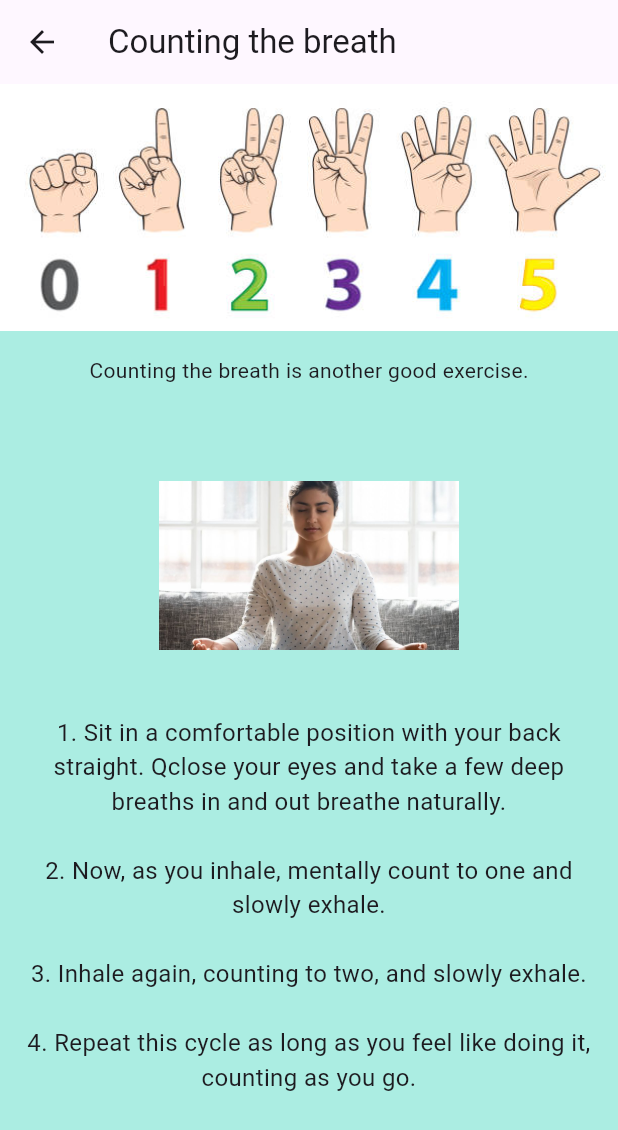
After one commit to codebreaker64/Orbital, a Flutter app: the screen it shows after launch, item 2 of the bottom bar chosen, after a tap on "3. Counting the breath", on a phone screen of 412 x 824 dp. The commit adds this screen. Shown: the top 1130 px of the screen. Run offline on Flutter 3.47's test engine with Material 3 defaults, Android fonts, the light colour scheme and no system bars; our stand-ins replace audioplayers, carousel_slider, flutter_slidable, hive, hive_flutter, supabase_flutter and 1 more; accounts and stored records are empty.

Commit message:
finish the meditation tips feature

```diff
--- /dev/null
+++ b/orbital/lib/meditation exercise/medex.dart
@@ -0,0 +1,138 @@
+import 'package:flutter/material.dart';
+import 'package:orbital/meditation%20exercise/respective%20pages/firstbreathing.dart';
+import 'package:orbital/meditation%20exercise/respective%20pages/secondbreathing.dart';
+import 'package:orbital/meditation%20exercise/respective%20pages/thirdbeathing.dart';
+import 'package:orbital/pages/dashboard.dart';
+
+class Medex extends StatelessWidget {
+  @override
+  Widget build(BuildContext context) {
+    return Scaffold(
+      appBar: AppBar(
+        title: Text("Meditation Exercises"),
+        leading: IconButton(
+          icon: Icon(Icons.arrow_back, color: Colors.black),
+          onPressed: () {
+            Navigator.push(
+              context,
+              MaterialPageRoute(builder: (context) => Dashboard()),
+            );
+          },
+        ),
+      ),
+      body: Column(
+        children: [
+          Image.asset("images/meditationCover.jpg"),
+          Expanded(
+            child: Stack(
+              children: [
+                Container(
+                  width: double.infinity,
+                  height: double.infinity,
+                  decoration: BoxDecoration(
+                    color: Colors.white,
+                    borderRadius: BorderRadius.vertical(
+                      top: Radius.circular(40.0),
+                    ),
+                  ),
+                ),
+                Positioned(
+                  top: 10.0,
+                  left: 30.0,
+                  child: Text(
+                    "Meditation Exercises",
+                    style: TextStyle(
+                      fontSize: 25.0,
+                      fontWeight: FontWeight.bold,
+                    ),
+                  ),
+                ),
+                Positioned(
+                  top: 50.0,
+                  left: 30.0,
+                  width: 100,
+                  height: 70.0,
+                  child: Image.asset(
+                    'images/breathing1.png',
+                    fit: BoxFit.cover,
+                  ),
+                ),
+                Positioned(
+                  top: 50,
+                  left: 150,
+                  child: TextButton(
+                    onPressed: () {
+                      Navigator.push(
+                        context,
+                        MaterialPageRoute(
+                            builder: (context) => BreathingHomePage()),
+                      );
+                    },
+                    child: Text(
+                      '1. The stimulating breath \n(Bellows breath) ',
+                      style: TextStyle(fontSize: 16.0, color: Colors.black),
+                    ),
+                  ),
+                ),
+                Positioned(
+                  top: 150.0,
+                  left: 30.0,
+                  width: 100,
+                  height: 70.0,
+                  child: Image.asset(
+                    'images/breathing2.jpg',
+                    fit: BoxFit.cover,
+                  ),
+                ),
+                Positioned(
+                  top: 150,
+                  left: 150,
+                  child: TextButton(
+                    onPressed: () {
+                      Navigator.push(
+                        context,
+                        MaterialPageRoute(
+                            builder: (context) => BreathingHomePage1()),
+                      );
+                    },
+                    child: Text(
+                      '2. Relaxing breathing \n(4-7-8) exercise',
+                      style: TextStyle(fontSize: 16.0, color: Colors.black),
+                    ),
+                  ),
+                ),
+                Positioned(
+                  top: 250.0,
+                  left: 30.0,
+                  width: 100,
+                  height: 70.0,
+                  child: Image.asset(
+                    'images/breathing3.jpg',
+                    fit: BoxFit.cover,
+                  ),
+                ),
+                Positioned(
+                  top: 240,
+                  left: 150,
+                  child: TextButton(
+                    onPressed: () {
+                      Navigator.push(
+                        context,
+                        MaterialPageRoute(
+                            builder: (context) => BreathingHomePage3()),
+                      );
+                    },
+                    child: Text(
+                      '3. Counting the breath',
+                      style: TextStyle(fontSize: 16.0, color: Colors.black),
+                    ),
+                  ),
+                ),
+              ],
+            ),
+          ),
+        ],
+      ),
+    );
+  }
+}
--- /dev/null
+++ b/orbital/lib/meditation exercise/respective pages/firstbreathing.dart
@@ -0,0 +1,55 @@
+import 'package:flutter/material.dart';
+
+class BreathingApp extends StatelessWidget {
+  @override
+  Widget build(BuildContext context) {
+    return MaterialApp(
+      title: 'MedEx',
+      theme: ThemeData(
+        primarySwatch: Colors.blue,
+      ),
+      home: BreathingHomePage(),
+    );
+  }
+}
+
+class BreathingHomePage extends StatelessWidget {
+  // Corrected class name and syntax
+  @override
+  Widget build(BuildContext context) {
+    return Scaffold(
+      appBar: AppBar(
+        title: Text('Bellow breath'),
+      ),
+      body: SingleChildScrollView(
+          child: Column(
+        children: [
+          Image.asset('images/shallow.jpg'),
+          Padding(
+              padding: const EdgeInsets.all(16.0),
+              child: Column(
+                children: [
+                  Text(
+                      'The stimulating breath or bellows breath is a great way to boost your energy. This type of breathing practice is often done in yoga to help increase Prana, or life force energy.\n\n'
+                      'The stimulating breath can help you increase your energy and help you be more alert. The bellows breath is a safe practice, but it could make you dizzy initially until your body gets used to the increased energy.\n\n'
+                      'Strive for no more than 15 seconds or so on your first try, working up to a minute. Each time you practice this breath, you can increase your time little by little.\n'),
+                  Image.asset(width: 200, height: 200, 'images/shoulder.png'),
+                  Text(
+                      '1. Sit up tall with your back straight and relax your shoulders.\n'),
+                  Image.asset(width: 200, height: 200, 'images/nose.jpg'),
+                  Text(
+                      '2. Begin inhaling and exhaling rapidly through your nose. Keep your mouth closed but relaxed. The in and out breaths should be equal in duration, but as short and quick as possible. The bellows breath is a noisy breathing exercise.\n'),
+                  Image.asset(width: 200, height: 200, 'images/cycle.png'),
+                  Text('3. Try for three complete breath cycles per second.'),
+                  Text(
+                    '\n\n As you breathe, you will notice a quick movement of the diaphragm, like a bellows.\n'
+                    '\n This technique should leave you feeling invigorated and alert.',
+                    style: TextStyle(fontSize: 16.0),
+                  )
+                ],
+              )),
+        ],
+      )),
+    );
+  }
+}
--- /dev/null
+++ b/orbital/lib/meditation exercise/respective pages/thirdbeathing.dart
@@ -0,0 +1,62 @@
+import 'package:carousel_slider/carousel_slider.dart';
+import 'package:flutter/material.dart';
+import 'package:url_launcher/url_launcher.dart';
+
+class BreathingApp3 extends StatelessWidget {
+  @override
+  Widget build(BuildContext context) {
+    return MaterialApp(
+      title: 'MedEx',
+      theme: ThemeData(
+        primarySwatch: Colors.blue,
+      ),
+      home: BreathingHomePage3(),
+    );
+  }
+}
+
+class BreathingHomePage3 extends StatelessWidget {
+  // Corrected class name and syntax
+  @override
+  Widget build(BuildContext context) {
+    return Scaffold(
+      appBar: AppBar(
+        title: Text('Counting the breath'),
+      ),
+      body: SingleChildScrollView(
+          child: Column(
+        children: [
+          Image.asset('images/counting.jpg'),
+          Padding(
+            padding: const EdgeInsets.all(16.0),
+            child: Column(
+              children: [
+                Text('Counting the breath is another good exercise.\n'),
+                Image.asset(width: 200, height: 200, 'images/wobreathe.jpeg'),
+                Text(
+                  '1. Sit in a comfortable position with your back straight. Qclose your eyes and take a few deep breaths in and out breathe naturally.\n',
+                  style: TextStyle(fontSize: 16.0),
+                  textAlign: TextAlign.center,
+                ),
+                Text(
+                  '2. Now, as you inhale, mentally count to one and slowly exhale.\n',
+                  style: TextStyle(fontSize: 16.0),
+                  textAlign: TextAlign.center,
+                ),
+                Text(
+                  '3. Inhale again, counting to two, and slowly exhale.\n',
+                  style: TextStyle(fontSize: 16.0),
+                  textAlign: TextAlign.center,
+                ),
+                Text(
+                    '4. Repeat this cycle as long as you feel like doing it, counting as you go.',
+                    style: TextStyle(fontSize: 16.0),
+                    textAlign: TextAlign.center),
+              ],
+            ),
+          ),
+        ],
+      )),
+    );
+  }
+}
--- a/orbital/lib/pages/dashboard.dart
+++ b/orbital/lib/pages/dashboard.dart
@@ -1,6 +1,7 @@
 import 'package:flutter/material.dart';
 import 'package:orbital/Journal/journalentry.dart';
 import 'package:orbital/music/music.dart';
+import 'package:orbital/meditation%20exercise/medex.dart';
 import 'package:orbital/pages/signup.dart';
 import 'package:supabase_flutter/supabase_flutter.dart';
 import 'package:carousel_slider/carousel_slider.dart';
@@ -27,6 +28,12 @@ class _DashboardState extends State<Dashboard> {
 //ontap action.
   void _onItemTapped(int index) {
     //Journal index is at 4 so once we click the icon at index 4 the page will open up
+    if (index == 1) {
+      Navigator.push(
+        context,
+        MaterialPageRoute(builder: (context) => Medex()),
+      );
+    }
     if (index == 3) {
       Navigator.push(
         context,
--- a/orbital/pubspec.yaml
+++ b/orbital/pubspec.yaml
@@ -94,6 +94,7 @@ flutter:
     - images/
     - images/midsummer.jpg
     - images/smile.jpeg
+    - images/wobreathe.jpeg
   # - images/a_dot_ham.jpeg
 
   # An image asset can refer to one or more resolution-specific "variants", see
```
Also changed, not shown: orbital/lib/meditation exercise/respective pages/secondbreathing.dart (added, +73 -0 lines), orbital/images/478.jpg (added), orbital/images/breathing1.png (added), orbital/images/breathing2.jpg (added), orbital/images/breathing3.jpg (added), orbital/images/counting.jpg (added), orbital/images/cycle.png (added), orbital/images/meditationCover.jpg (added), orbital/images/nose.jpg (added), orbital/images/shallow.jpg (added), orbital/images/shoulder.png (added), orbital/images/wobreathe.jpeg (added).
